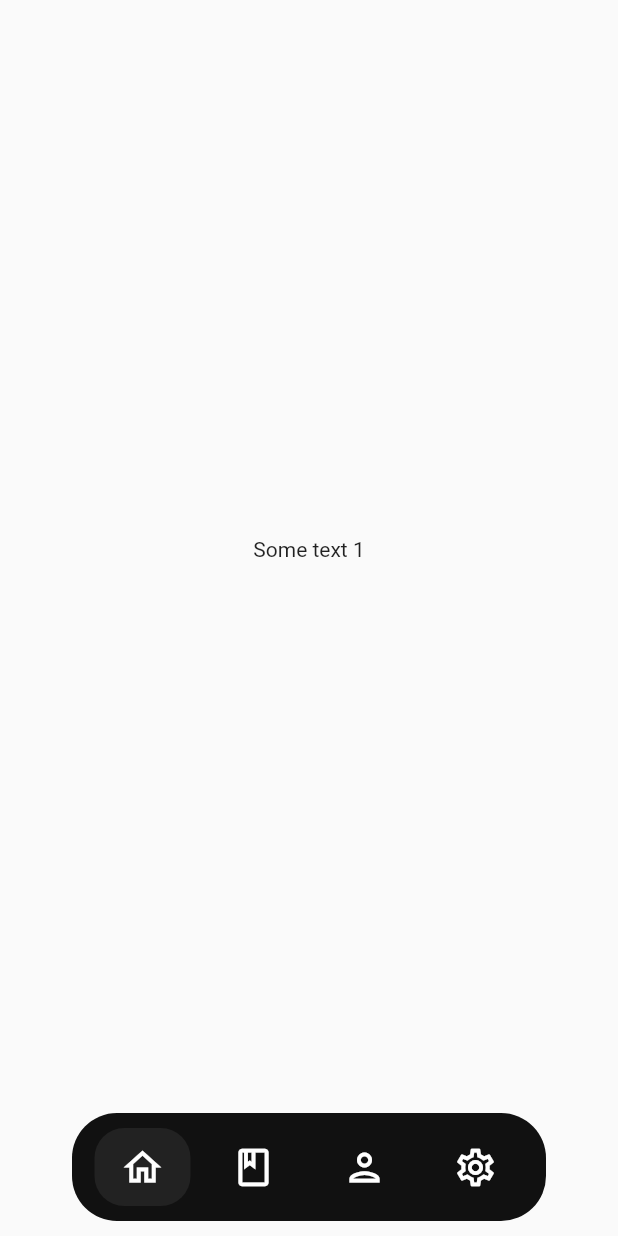
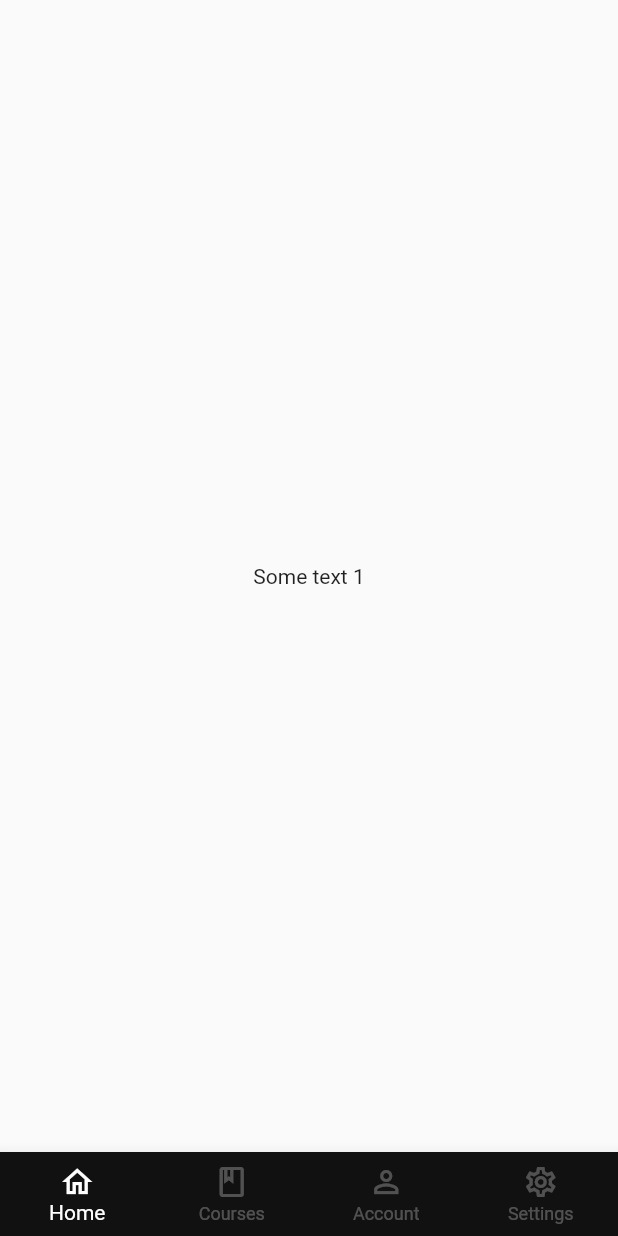
Before and after one commit to naefun/opencourse, a Flutter app: the screen it shows after launch, on a phone screen of 412 x 824 dp. Run offline on Flutter 3.47's test engine with Material 2 defaults, Android fonts, the light colour scheme and no system bars.

Commit message:
change nav bar style

```diff
--- a/lib/navigation.dart
+++ b/lib/navigation.dart
@@ -19,6 +19,7 @@ class _NavigationState extends State<Navigation> {
     Profile(),
     Settings(),
   ];
+
   void _onItemTapped(int index) {
     setState(() {
       _selectedIndex = index;
@@ -27,134 +28,26 @@ class _NavigationState extends State<Navigation> {
 
   @override
   Widget build(BuildContext context) {
-    double iconContainerHeight = 40;
-    double iconContainerWidth = 40;
-    double navbarVerticalPadding = 10;
-    double navbarHorizontalPadding = 15;
-    double iconVerticalPadding = 6;
-    double iconHorizontalPadding = 12;
-    double iconSize = 30;
-    double iconHighlightBorderRadius = 20;
 
     return Scaffold(
-      body: _pages[_selectedIndex],
-      bottomNavigationBar: Container(
-        margin: const EdgeInsets.fromLTRB(0, 10, 0, 10),
-        alignment: Alignment.bottomCenter,
-        height: iconContainerHeight +
-            navbarVerticalPadding * 2 +
-            iconVerticalPadding * 2,
-        child: Container(
-          padding: EdgeInsets.fromLTRB(
-              navbarHorizontalPadding,
-              navbarVerticalPadding,
-              navbarHorizontalPadding,
-              navbarVerticalPadding),
-          decoration: BoxDecoration(
-              color: const Color.fromARGB(255, 17, 17, 17),
-              borderRadius: BorderRadius.circular(30)),
-          child: ListView(
-              shrinkWrap: true,
-              scrollDirection: Axis.horizontal,
-              children: [
-                GestureDetector(
-                  onTap: () => _onItemTapped(0),
-                  child: Container(
-                    padding: EdgeInsets.fromLTRB(
-                        iconHorizontalPadding,
-                        iconVerticalPadding,
-                        iconHorizontalPadding,
-                        iconVerticalPadding),
-                    decoration: BoxDecoration(
-                        color: Color.fromRGBO(
-                            255, 255, 255, _selectedIndex == 0 ? 0.07 : 0),
-                        borderRadius: BorderRadius.circular(iconHighlightBorderRadius)),
-                    child: SizedBox(
-                      height: iconContainerHeight,
-                      width: iconContainerWidth,
-                      child: Icon(
-                        Icons.home_outlined,
-                        color: const Color.fromARGB(255, 255, 255, 255),
-                        size: iconSize,
-                      ),
-                    ),
-                  ),
-                ),
-                const SizedBox(width: 10),
-                GestureDetector(
-                  onTap: () => _onItemTapped(1),
-                  child: Container(
-                    padding: EdgeInsets.fromLTRB(
-                        iconHorizontalPadding,
-                        iconVerticalPadding,
-                        iconHorizontalPadding,
-                        iconVerticalPadding),
-                    decoration: BoxDecoration(
-                        color: Color.fromRGBO(
-                            255, 255, 255, _selectedIndex == 1 ? 0.07 : 0),
-                        borderRadius: BorderRadius.circular(iconHighlightBorderRadius)),
-                    child: SizedBox(
-                      height: iconContainerHeight,
-                      width: iconContainerWidth,
-                      child: Icon(
-                        Icons.class_outlined,
-                        color: const Color.fromARGB(255, 255, 255, 255),
-                        size: iconSize,
-                      ),
-                    ),
-                  ),
-                ),
-                const SizedBox(width: 10),
-                GestureDetector(
-                  onTap: () => _onItemTapped(2),
-                  child: Container(
-                    padding: EdgeInsets.fromLTRB(
-                        iconHorizontalPadding,
-                        iconVerticalPadding,
-                        iconHorizontalPadding,
-                        iconVerticalPadding),
-                    decoration: BoxDecoration(
-                        color: Color.fromRGBO(
-                            255, 255, 255, _selectedIndex == 2 ? 0.07 : 0),
-                        borderRadius: BorderRadius.circular(iconHighlightBorderRadius)),
-                    child: SizedBox(
-                      height: iconContainerHeight,
-                      width: iconContainerWidth,
-                      child: Icon(
-                        Icons.person_outlined,
-                        color: const Color.fromARGB(255, 255, 255, 255),
-                        size: iconSize,
-                      ),
-                    ),
-                  ),
-                ),
-                const SizedBox(width: 10),
-                GestureDetector(
-                  onTap: () => _onItemTapped(3),
-                  child: Container(
-                    padding: EdgeInsets.fromLTRB(
-                        iconHorizontalPadding,
-                        iconVerticalPadding,
-                        iconHorizontalPadding,
-                        iconVerticalPadding),
-                    decoration: BoxDecoration(
-                        color: Color.fromRGBO(
-                            255, 255, 255, _selectedIndex == 3 ? 0.07 : 0),
-                        borderRadius: BorderRadius.circular(iconHighlightBorderRadius)),
-                    child: SizedBox(
-                      height: iconContainerHeight,
-                      width: iconContainerWidth,
-                      child: Icon(
-                        Icons.settings_outlined,
-                        color: const Color.fromARGB(255, 255, 255, 255),
-                        size: iconSize,
-                      ),
-                    ),
-                  ),
-                ),
-              ]),
-        ),
-      ),
-    );
+        body: _pages[_selectedIndex],
+        bottomNavigationBar: BottomNavigationBar(
+          currentIndex: _selectedIndex,
+          onTap: (value) => _onItemTapped(value),
+          selectedItemColor: Color(0xFFFFFFFF),
+          unselectedItemColor: Color.fromARGB(69, 255, 255, 255),
+          backgroundColor: Color(0xFF111111),
+          type: BottomNavigationBarType.fixed,
+          items: [
+            BottomNavigationBarItem(
+                icon: Icon(Icons.home_outlined), label: "Home"),
+            BottomNavigationBarItem(
+                icon: Icon(Icons.class_outlined), label: "Courses"),
+            BottomNavigationBarItem(
+                icon: Icon(Icons.person_outline), label: "Account"),
+            BottomNavigationBarItem(
+                icon: Icon(Icons.settings_outlined), label: "Settings"),
+          ],
+        ));
   }
 }
```
